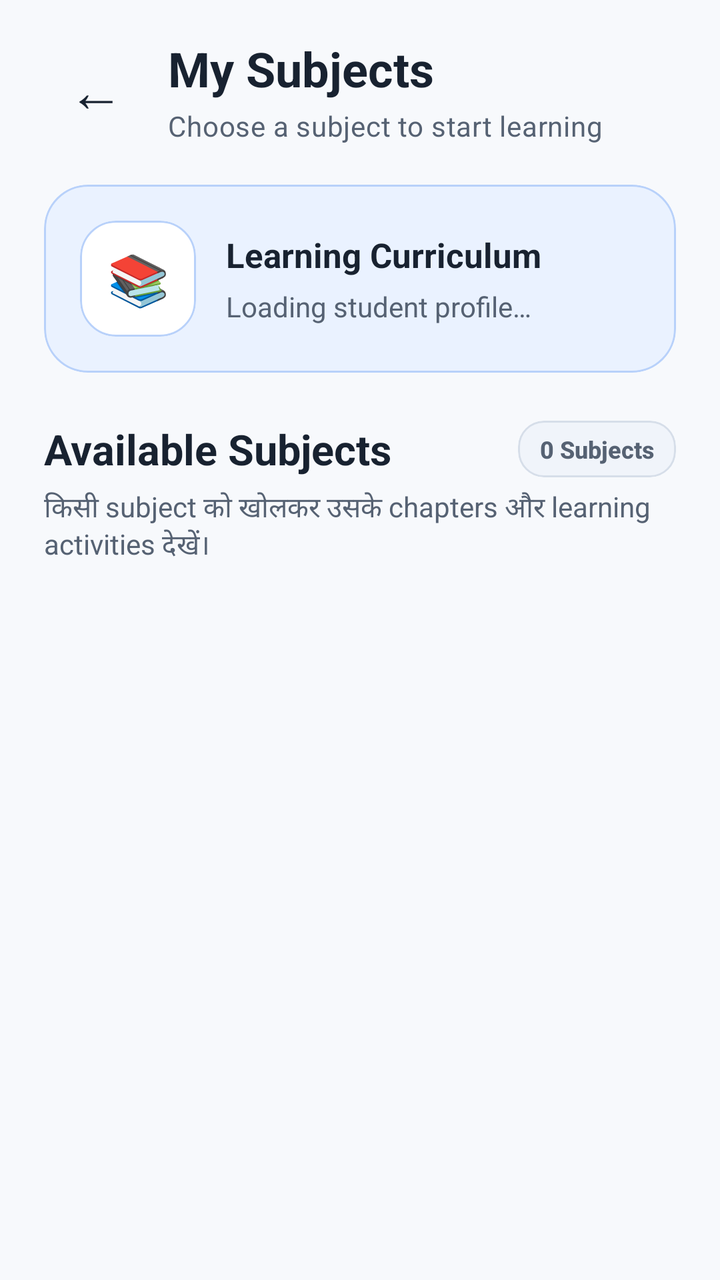
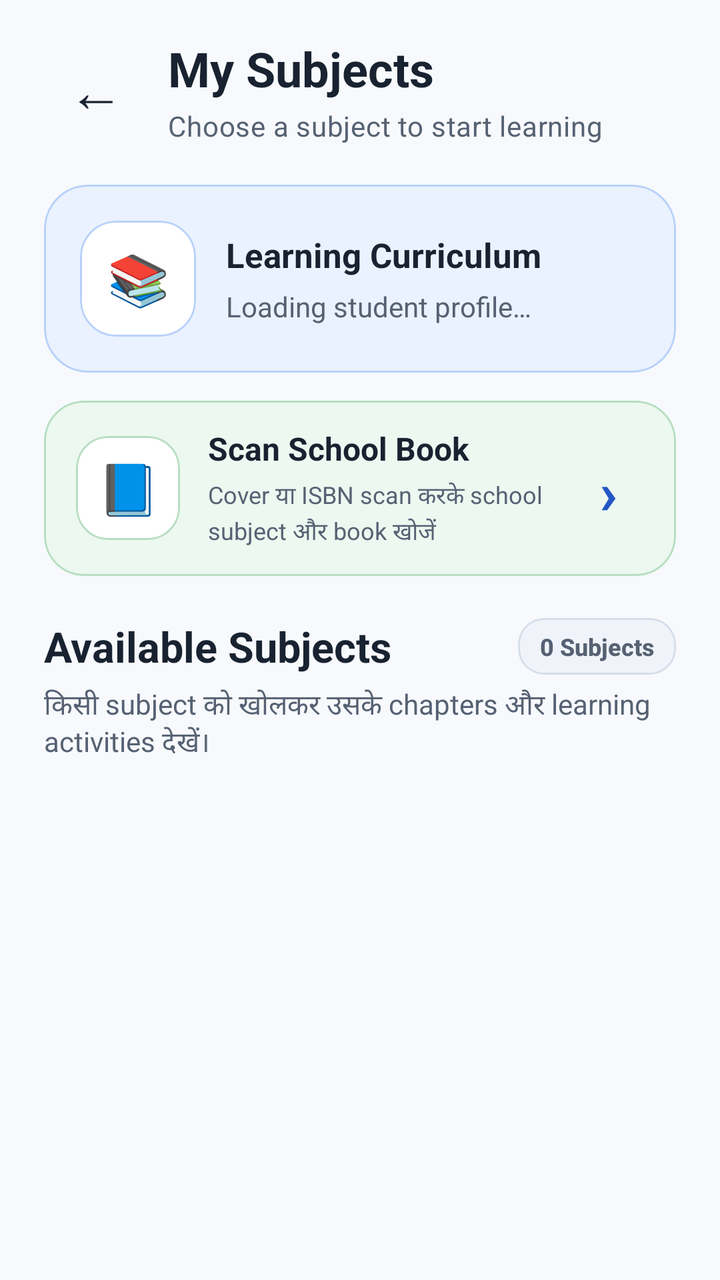

Compare the two renders of this Android layout. The source of the first and the diff that turns it into the second are given below.
<!-- AndroidManifest.xml: application theme Theme.StudySaathi -->
<!-- res/layout/activity_subjects.xml -->
<?xml version="1.0" encoding="utf-8"?>
<androidx.coordinatorlayout.widget.CoordinatorLayout xmlns:android="http://schemas.android.com/apk/res/android"
    xmlns:app="http://schemas.android.com/apk/res-auto"
    android:id="@+id/subjectsRoot"
    android:layout_width="match_parent"
    android:layout_height="match_parent"
    android:background="@color/ss_background">

    <LinearLayout
        android:id="@+id/contentSubjects"
        android:layout_width="match_parent"
        android:layout_height="match_parent"
        android:orientation="vertical"
        android:paddingStart="22dp"
        android:paddingTop="18dp"
        android:paddingEnd="22dp"
        android:paddingBottom="20dp">

        
        <LinearLayout
            android:layout_width="match_parent"
            android:layout_height="wrap_content"
            android:gravity="center_vertical"
            android:orientation="horizontal">

            <com.google.android.material.button.MaterialButton
                android:id="@+id/buttonBack"
                style="@style/Widget.Material3.Button.TextButton"
                android:layout_width="52dp"
                android:layout_height="52dp"
                android:contentDescription="@string/back"
                android:insetLeft="0dp"
                android:insetTop="0dp"
                android:insetRight="0dp"
                android:insetBottom="0dp"
                android:minWidth="0dp"
                android:text="←"
                android:textColor="@color/ss_text_primary"
                android:textSize="28sp"
                app:cornerRadius="16dp" />

            <LinearLayout
                android:layout_width="0dp"
                android:layout_height="wrap_content"
                android:layout_marginStart="10dp"
                android:layout_weight="1"
                android:orientation="vertical">

                <TextView
                    style="@style/TextAppearance.StudySaathi.Heading"
                    android:layout_width="match_parent"
                    android:layout_height="wrap_content"
                    android:text="@string/my_subjects"
                    android:textSize="24sp" />

                <TextView
                    android:id="@+id/textSubjectStudentName"
                    style="@style/TextAppearance.StudySaathi.Body"
                    android:layout_width="match_parent"
                    android:layout_height="wrap_content"
                    android:layout_marginTop="3dp"
                    android:text="@string/subjects_screen_subtitle"
                    android:textSize="14sp" />

            </LinearLayout>

        </LinearLayout>

        
        <com.google.android.material.card.MaterialCardView
            android:layout_width="match_parent"
            android:layout_height="wrap_content"
            android:layout_marginTop="20dp"
            app:cardBackgroundColor="@color/ss_blue_soft"
            app:cardCornerRadius="22dp"
            app:cardElevation="0dp"
            app:strokeColor="@color/ss_blue_border"
            app:strokeWidth="1dp">

            <LinearLayout
                android:layout_width="match_parent"
                android:layout_height="wrap_content"
                android:gravity="center_vertical"
                android:orientation="horizontal"
                android:padding="18dp">

                <com.google.android.material.card.MaterialCardView
                    android:layout_width="58dp"
                    android:layout_height="58dp"
                    app:cardBackgroundColor="@color/ss_surface"
                    app:cardCornerRadius="18dp"
                    app:cardElevation="0dp"
                    app:strokeColor="@color/ss_blue_border"
                    app:strokeWidth="1dp">

                    <TextView
                        android:layout_width="match_parent"
                        android:layout_height="match_parent"
                        android:fontFamily="sans-serif-rounded"
                        android:gravity="center"
                        android:text="📚"
                        android:textColor="@color/ss_primary"
                        android:textSize="25sp" />

                </com.google.android.material.card.MaterialCardView>

                <LinearLayout
                    android:layout_width="0dp"
                    android:layout_height="wrap_content"
                    android:layout_marginStart="15dp"
                    android:layout_weight="1"
                    android:orientation="vertical">

                    <TextView
                        android:layout_width="match_parent"
                        android:layout_height="wrap_content"
                        android:fontFamily="sans-serif-rounded"
                        android:text="@string/learning_curriculum"
                        android:textColor="@color/ss_text_primary"
                        android:textSize="17sp"
                        android:textStyle="bold" />

                    <TextView
                        android:id="@+id/textSubjectProfile"
                        android:layout_width="match_parent"
                        android:layout_height="wrap_content"
                        android:layout_marginTop="5dp"
                        android:fontFamily="sans-serif"
                        android:text="@string/loading_student_profile"
                        android:textColor="@color/ss_text_secondary"
                        android:textSize="14sp" />

                </LinearLayout>

            </LinearLayout>

        </com.google.android.material.card.MaterialCardView>

        
        <LinearLayout
            android:layout_width="match_parent"
            android:layout_height="wrap_content"
            android:layout_marginTop="24dp"
            android:gravity="center_vertical"
            android:orientation="horizontal">

            <TextView
                android:layout_width="0dp"
                android:layout_height="wrap_content"
                android:layout_weight="1"
                android:fontFamily="sans-serif-rounded"
                android:text="@string/available_subjects"
                android:textColor="@color/ss_text_primary"
                android:textSize="21sp"
                android:textStyle="bold" />

            <com.google.android.material.card.MaterialCardView
                android:layout_width="wrap_content"
                android:layout_height="wrap_content"
                app:cardBackgroundColor="@color/ss_surface_soft"
                app:cardCornerRadius="13dp"
                app:cardElevation="0dp"
                app:strokeColor="@color/ss_outline"
                app:strokeWidth="1dp">

                <TextView
                    android:id="@+id/textSubjectCount"
                    android:layout_width="wrap_content"
                    android:layout_height="wrap_content"
                    android:fontFamily="sans-serif-medium"
                    android:paddingStart="11dp"
                    android:paddingTop="6dp"
                    android:paddingEnd="11dp"
                    android:paddingBottom="6dp"
                    android:text="@string/default_subject_count"
                    android:textColor="@color/ss_text_secondary"
                    android:textSize="12sp"
                    android:textStyle="bold" />

            </com.google.android.material.card.MaterialCardView>

        </LinearLayout>

        <TextView
            android:layout_width="match_parent"
            android:layout_height="wrap_content"
            android:layout_marginTop="5dp"
            android:fontFamily="sans-serif"
            android:text="@string/available_subjects_description"
            android:textColor="@color/ss_text_secondary"
            android:textSize="14sp" />

        <FrameLayout
            android:layout_width="match_parent"
            android:layout_height="0dp"
            android:layout_marginTop="15dp"
            android:layout_weight="1">

            <androidx.recyclerview.widget.RecyclerView
                android:id="@+id/recyclerSubjects"
                android:layout_width="match_parent"
                android:layout_height="match_parent"
                android:clipToPadding="false"
                android:overScrollMode="never"
                android:paddingBottom="16dp" />

            <com.google.android.material.card.MaterialCardView
                android:id="@+id/cardEmptySubjects"
                android:layout_width="match_parent"
                android:layout_height="wrap_content"
                android:layout_gravity="center"
                android:visibility="gone"
                app:cardBackgroundColor="@color/ss_surface"
                app:cardCornerRadius="22dp"
                app:cardElevation="0dp"
                app:strokeColor="@color/ss_outline"
                app:strokeWidth="1dp">

                <LinearLayout
                    android:layout_width="match_parent"
                    android:layout_height="wrap_content"
                    android:gravity="center"
                    android:orientation="vertical"
                    android:padding="25dp">

                    <TextView
                        android:layout_width="64dp"
                        android:layout_height="64dp"
                        android:fontFamily="sans-serif-rounded"
                        android:gravity="center"
                        android:text="📖"
                        android:textSize="32sp" />

                    <TextView
                        android:layout_width="match_parent"
                        android:layout_height="wrap_content"
                        android:layout_marginTop="8dp"
                        android:fontFamily="sans-serif-rounded"
                        android:gravity="center"
                        android:text="@string/no_subjects_available"
                        android:textColor="@color/ss_text_primary"
                        android:textSize="18sp"
                        android:textStyle="bold" />

                    <TextView
                        android:layout_width="match_parent"
                        android:layout_height="wrap_content"
                        android:layout_marginTop="6dp"
                        android:fontFamily="sans-serif"
                        android:gravity="center"
                        android:text="@string/no_subjects_available_description"
                        android:textColor="@color/ss_text_secondary"
                        android:textSize="14sp" />

                </LinearLayout>

            </com.google.android.material.card.MaterialCardView>

        </FrameLayout>

    </LinearLayout>

    <com.google.android.material.progressindicator.CircularProgressIndicator
        android:id="@+id/progressSubjects"
        android:layout_width="48dp"
        android:layout_height="48dp"
        android:layout_gravity="center"
        android:visibility="gone"
        app:indicatorColor="@color/ss_primary"
        app:indicatorSize="48dp"
        app:trackColor="@color/ss_blue_soft"
        app:trackThickness="5dp" />

</androidx.coordinatorlayout.widget.CoordinatorLayout>
<!-- resources referenced by this layout -->
<resources>
  <color name="ss_background">#F7F9FC</color>
  <color name="ss_blue_border">#B8D1FA</color>
  <color name="ss_blue_soft">#EAF2FF</color>
  <color name="ss_outline">#D6DEE9</color>
  <color name="ss_primary">#2457C5</color>
  <color name="ss_surface">#FFFFFF</color>
  <color name="ss_surface_soft">#F0F4FA</color>
  <color name="ss_text_primary">#182230</color>
  <color name="ss_text_secondary">#566273</color>
  <string name="available_subjects">Available Subjects</string>
  <string name="available_subjects_description">
          किसी subject को खोलकर उसके chapters और learning activities देखें।
      </string>
  <string name="back">Back</string>
  <string name="default_subject_count">0 Subjects</string>
  <string name="learning_curriculum">Learning Curriculum</string>
  <string name="loading_student_profile">Loading student profile…</string>
  <string name="my_subjects">My Subjects</string>
  <string name="no_subjects_available">No subjects available</string>
  <string name="no_subjects_available_description">
          Selected class के लिए subject catalog उपलब्ध नहीं हो सका।
      </string>
  <string name="subjects_screen_subtitle">Choose a subject to start learning</string>
  <style name="TextAppearance.StudySaathi.Body" parent="TextAppearance.Material3.BodyMedium">
          <item name="android:fontFamily">sans-serif</item>
          <item name="fontFamily">sans-serif</item>
          <item name="android:textColor">@color/ss_text_secondary</item>
      </style>
  <style name="TextAppearance.StudySaathi.Heading" parent="TextAppearance.Material3.HeadlineSmall">
          <item name="android:fontFamily">sans-serif-rounded</item>
          <item name="fontFamily">sans-serif-rounded</item>
          <item name="android:textStyle">bold</item>
          <item name="android:textColor">@color/ss_text_primary</item>
      </style>
  <color name="ss_on_primary">#FFFFFF</color>
  <color name="ss_primary_dark">#173F99</color>
  <color name="ss_secondary">#087F8C</color>
  <color name="ss_on_secondary">#FFFFFF</color>
  <color name="ss_teal_soft">#EAF8F8</color>
  <color name="ss_tertiary">#8A5A00</color>
  <color name="ss_on_tertiary">#FFFFFF</color>
  <color name="ss_yellow_soft">#FFF8E8</color>
  <color name="ss_error">#BA1A1A</color>
  <color name="white">#FFFFFFFF</color>
  <color name="ss_red_soft">#FFF0F0</color>
  <!-- unchanged entries left out for length: 1 -->
</resources>

<!-- the commit's change to res/layout/activity_subjects.xml (unified diff, before → after) -->
@@ -1,5 +1,6 @@
 <?xml version="1.0" encoding="utf-8"?>
-<androidx.coordinatorlayout.widget.CoordinatorLayout xmlns:android="http://schemas.android.com/apk/res/android"
+<androidx.coordinatorlayout.widget.CoordinatorLayout
+    xmlns:android="http://schemas.android.com/apk/res/android"
     xmlns:app="http://schemas.android.com/apk/res-auto"
     android:id="@+id/subjectsRoot"
     android:layout_width="match_parent"
@@ -137,10 +138,97 @@
         </com.google.android.material.card.MaterialCardView>
 
         
+        <com.google.android.material.card.MaterialCardView
+            android:id="@+id/cardScanSchoolBook"
+            android:layout_width="match_parent"
+            android:layout_height="wrap_content"
+            android:layout_marginTop="14dp"
+            android:clickable="true"
+            android:focusable="true"
+            android:foreground="?attr/selectableItemBackground"
+            app:cardBackgroundColor="@color/ss_green_soft"
+            app:cardCornerRadius="20dp"
+            app:cardElevation="0dp"
+            app:strokeColor="@color/ss_green_border"
+            app:strokeWidth="1dp">
+
+            <LinearLayout
+                android:layout_width="match_parent"
+                android:layout_height="wrap_content"
+                android:gravity="center_vertical"
+                android:minHeight="82dp"
+                android:orientation="horizontal"
+                android:paddingStart="16dp"
+                android:paddingTop="13dp"
+                android:paddingEnd="15dp"
+                android:paddingBottom="13dp">
+
+                <com.google.android.material.card.MaterialCardView
+                    android:layout_width="52dp"
+                    android:layout_height="52dp"
+                    app:cardBackgroundColor="@color/ss_surface"
+                    app:cardCornerRadius="16dp"
+                    app:cardElevation="0dp"
+                    app:strokeColor="@color/ss_green_border"
+                    app:strokeWidth="1dp">
+
+                    <TextView
+                        android:layout_width="match_parent"
+                        android:layout_height="match_parent"
+                        android:gravity="center"
+                        android:importantForAccessibility="no"
+                        android:text="📘"
+                        android:textSize="25sp" />
+
+                </com.google.android.material.card.MaterialCardView>
+
+                <LinearLayout
+                    android:layout_width="0dp"
+                    android:layout_height="wrap_content"
+                    android:layout_marginStart="14dp"
+                    android:layout_weight="1"
+                    android:orientation="vertical">
+
+                    <TextView
+                        android:layout_width="match_parent"
+                        android:layout_height="wrap_content"
+                        android:fontFamily="sans-serif-rounded"
+                        android:text="Scan School Book"
+                        android:textColor="@color/ss_text_primary"
+                        android:textSize="16sp"
+                        android:textStyle="bold" />
+
+                    <TextView
+                        android:layout_width="match_parent"
+                        android:layout_height="wrap_content"
+                        android:layout_marginTop="4dp"
+                        android:fontFamily="sans-serif"
+                        android:lineSpacingExtra="2dp"
+                        android:text="Cover या ISBN scan करके school subject और book खोजें"
+                        android:textColor="@color/ss_text_secondary"
+                        android:textSize="12sp" />
+
+                </LinearLayout>
+
+                <TextView
+                    android:layout_width="38dp"
+                    android:layout_height="38dp"
+                    android:gravity="center"
+                    android:importantForAccessibility="no"
+                    android:text="›"
+                    android:textColor="@color/ss_primary"
+                    android:textSize="30sp"
+                    android:textStyle="bold" />
+
+            </LinearLayout>
+
+        </com.google.android.material.card.MaterialCardView>
+
+        
         <LinearLayout
             android:layout_width="match_parent"
             android:layout_height="wrap_content"
-            android:layout_marginTop="24dp"
+            android:layout_marginTop="21dp"
             android:gravity="center_vertical"
             android:orientation="horizontal">
 
<!-- resource entries referenced after the edit -->
@@ -3,6 +3,8 @@
   <color name="ss_background">#F7F9FC</color>
   <color name="ss_blue_border">#B8D1FA</color>
   <color name="ss_blue_soft">#EAF2FF</color>
+  <color name="ss_green_border">#B7DEC2</color>
+  <color name="ss_green_soft">#ECF8F0</color>
   <color name="ss_outline">#D6DEE9</color>
   <color name="ss_primary">#2457C5</color>
   <color name="ss_surface">#FFFFFF</color>
